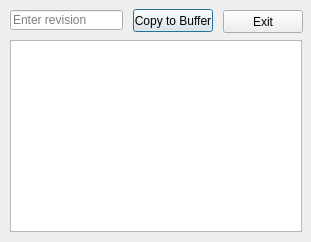
Before: the Qt Designer form mergeBot_1.00.ui in mashida/merge_bot, drawn with Qt 5.
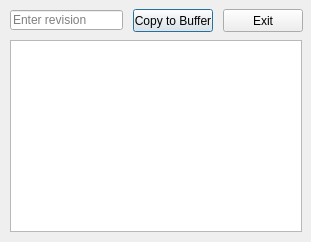
After: the same form once the commit is applied.

Diff of the .ui file:
```diff
--- a/mergeBot_1.00.ui
+++ b/mergeBot_1.00.ui
@@ -62,7 +62,7 @@
    <property name="geometry">
     <rect>
      <x>223</x>
-     <y>10</y>
+     <y>9</y>
      <width>80</width>
      <height>23</height>
     </rect>
```
